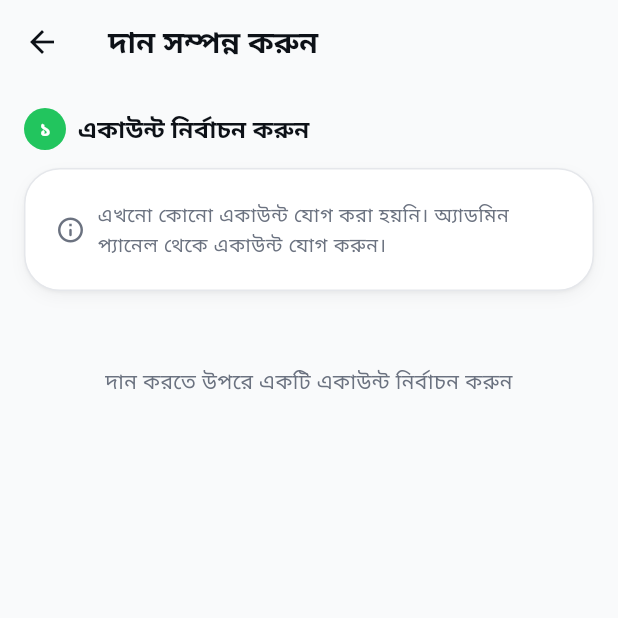
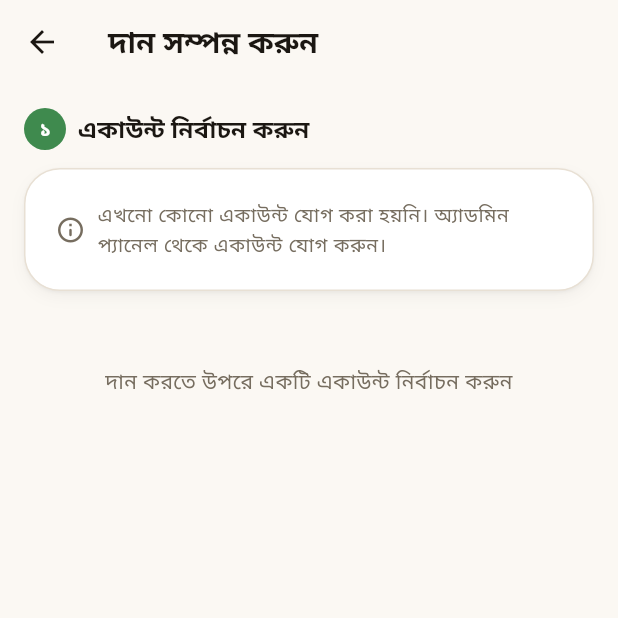
Before and after one commit to morshedkoli/villageapp, a Flutter app: the DonationScreen screen opened by its route, after a tap on "দান করুন", on a phone screen of 412 x 824 dp, the top half of it. Run offline on Flutter 3.47's test engine with Material 3 defaults, Android fonts, the phone set to English and light mode, and no system bars; our stand-ins replace cloud_firestore, connectivity_plus, firebase_auth, firebase_core, firebase_messaging, flutter_riverpod and 9 more; accounts and stored records are empty.

Commit message:
feat(design): re-skin color tokens to warm community palette

```diff
--- a/clientapp/lib/core/theme/app_colors.dart
+++ b/clientapp/lib/core/theme/app_colors.dart
@@ -8,86 +8,84 @@ import 'package:flutter/material.dart';
 abstract final class AppColors {
   AppColors._();
 
-  // ── Brand Green ──────────────────────────────
-  /// Primary action color — vibrant but not harsh
-  static const Color primary = Color(0xFF22C55E);
+  // ── Brand Moss Green ─────────────────────────
+  /// Primary action color — warm moss green
+  static const Color primary = Color(0xFF3F8A4E);
 
   /// Pressed / gradient end
-  static const Color primaryDark = Color(0xFF16A34A);
+  static const Color primaryDark = Color(0xFF2E6B3D);
 
   /// Hover / gradient start (lighter)
-  static const Color primaryLight = Color(0xFF4ADE80);
+  static const Color primaryLight = Color(0xFF6FAE6E);
 
   /// Muted green for dark-mode secondary
-  static const Color primaryMuted = Color(0xFF86EFAC);
+  static const Color primaryMuted = Color(0xFF9BC49A);
 
   /// Tinted surface — chip, badge backgrounds
-  static const Color primaryContainer = Color(0xFFF0FDF4);
+  static const Color primaryContainer = Color(0xFFEEF3E7);
+
+  // ── Warm Accents ─────────────────────────────
+  /// CTAs, highlights, one of the icon-badge rotation colors
+  static const Color accentTerracotta = Color(0xFFD97757);
+
+  /// Achievements, top-contributor badges, warning color
+  static const Color accentGold = Color(0xFFE8A94C);
 
   // ── Semantic ─────────────────────────────────
-  static const Color success = Color(0xFF16A34A);
-  static const Color successLight = Color(0xFF22C55E);
-  static const Color successContainer = Color(0xFFF0FDF4);
+  static const Color success = Color(0xFF2E6B3D);
+  static const Color successLight = Color(0xFF3F8A4E);
+  static const Color successContainer = Color(0xFFEEF3E7);
 
-  static const Color warning = Color(0xFFF59E0B);
-  static const Color warningContainer = Color(0xFFFFFBEB);
+  static const Color warning = accentGold;
+  static const Color warningContainer = Color(0xFFFBF3E4);
 
-  static const Color error = Color(0xFFE53E3E);
-  static const Color errorContainer = Color(0xFFFFF5F5);
+  static const Color error = Color(0xFFC1502E);
+  static const Color errorContainer = Color(0xFFFBEEE8);
 
-  static const Color info = Color(0xFF3B82F6);
-  static const Color infoContainer = Color(0xFFEFF6FF);
+  static const Color info = Color(0xFF3B6E8F);
+  static const Color infoContainer = Color(0xFFE9F0F4);
 
   // ── Text ─────────────────────────────────────
-  static const Color ink900 = Color(0xFF0D1117);   // Near black — headlines
-  static const Color ink700 = Color(0xFF374151);   // Body text
-  static const Color ink500 = Color(0xFF6B7280);   // Secondary text
-  static const Color ink300 = Color(0xFF9CA3AF);   // Tertiary / placeholder
+  static const Color ink900 = Color(0xFF1B1712);   // Near black — headlines
+  static const Color ink700 = Color(0xFF433C33);   // Body text
+  static const Color ink500 = Color(0xFF766D5F);   // Secondary text
+  static const Color ink300 = Color(0xFFAEA595);   // Tertiary / placeholder
   static const Color inkOnPrimary = Color(0xFFFFFFFF);
 
-  // ── Backward-compat static aliases ───────────
-  /// @deprecated Use lightCanvas instead
-  static const Color lightBackground = Color(0xFFF9FAFB);  // = lightCanvas
-  /// @deprecated Use ink500 or context.textSecondary instead
-  static const Color textSecondary = ink500;
-  /// @deprecated Use ink300 or context.textTertiary instead
-  static const Color textTertiary = ink300;
-
-
   // ── Light Surface System ──────────────────────
-  /// True off-white — main page background
-  static const Color lightCanvas = Color(0xFFF9FAFB);
+  /// Warm cream — main page background
+  static const Color lightCanvas = Color(0xFFFBF8F3);
 
   /// Pure white — card / surface
   static const Color lightSurface = Color(0xFFFFFFFF);
 
-  /// Very subtle border (almost invisible)
-  static const Color lightBorder = Color(0xFFE5E7EB);
+  /// Warm tan-gray border
+  static const Color lightBorder = Color(0xFFE8E0D4);
 
   /// Slightly more visible divider
-  static const Color lightDivider = Color(0xFFF3F4F6);
+  static const Color lightDivider = Color(0xFFF1ECE1);
 
   /// Input field fill
-  static const Color lightInputFill = Color(0xFFF9FAFB);
+  static const Color lightInputFill = Color(0xFFFBF8F3);
 
   // ── Dark Surface System ───────────────────────
-  /// Deep dark background — warm black-green tint
-  static const Color darkCanvas = Color(0xFF0C0F0E);
+  /// Deep warm near-black background
+  static const Color darkCanvas = Color(0xFF14120F);
 
   /// Card / elevated surface in dark
-  static const Color darkSurface = Color(0xFF161B19);
+  static const Color darkSurface = Color(0xFF1C1814);
 
   /// Slightly lighter card for nested elements
-  static const Color darkCard = Color(0xFF1C2420);
+  static const Color darkCard = Color(0xFF241F18);
 
-  /// Visible but subtle border in dark
-  static const Color darkBorder = Color(0xFF2C3531);
+  /// Visible but subtle warm border in dark
+  static const Color darkBorder = Color(0xFF33291F);
 
   /// Softer divider in dark
-  static const Color darkDivider = Color(0xFF232B28);
+  static const Color darkDivider = Color(0xFF2A2319);
 
   /// Input fill in dark
-  static const Color darkInputFill = Color(0xFF1C2420);
+  static const Color darkInputFill = Color(0xFF241F18);
 
   // ── Shadows ───────────────────────────────────
   /// Card drop shadow color (light mode)
@@ -110,6 +108,8 @@ extension ContextColors on BuildContext {
   Color get primaryLight  => AppColors.primaryLight;
   Color get onPrimary     => AppColors.inkOnPrimary;
   Color get primaryContainer => AppColors.primaryContainer;
+  Color get accentTerracotta => AppColors.accentTerracotta;
+  Color get accentGold       => AppColors.accentGold;
 
   // Semantic
   Color get success           => AppColors.success;
--- a/clientapp/lib/features/donation/donation_checkout_screen.dart
+++ b/clientapp/lib/features/donation/donation_checkout_screen.dart
@@ -8,6 +8,8 @@ import '../../core/theme/app_radius.dart';
 import '../../core/theme/app_theme.dart';
 import '../../core/widgets/glass_card.dart';
 import '../../core/widgets/motion.dart';
+import '../../core/widgets/empty_state.dart';
+import '../../core/widgets/loading_shimmer.dart';
 import '../../core/providers/providers.dart';
 import '../../data_service.dart';
 
@@ -75,11 +77,31 @@ class _DonationCheckoutScreenState
     final accountsAsync = ref.watch(donationAccountsProvider);
 
     return Scaffold(
+      backgroundColor: context.canvas,
       appBar: AppBar(title: const Text('দান সম্পন্ন করুন')),
       body: SafeArea(
         child: accountsAsync.when(
-          loading: () => const Center(child: CircularProgressIndicator()),
-          error: (e, _) => Center(child: Text('ত্রুটি: $e')),
+          loading: () => Padding(
+            padding: const EdgeInsets.all(AppSpacing.lg),
+            child: Column(
+              children: const [
+                CardSkeleton(height: 72),
+                SizedBox(height: AppSpacing.md),
+                CardSkeleton(height: 72),
+                SizedBox(height: AppSpacing.md),
+                CardSkeleton(height: 72),
+              ],
+            ),
+          ),
+          error: (e, _) => Center(
+            child: EmptyState(
+              icon: Icons.error_outline_rounded,
+              title: 'একাউন্ট তথ্য লোড করা যায়নি',
+              subtitle: 'ইন্টারনেট সংযোগ চেক করে পুনরায় চেষ্টা করুন',
+              actionLabel: 'পুনরায় চেষ্টা করুন',
+              onAction: () => ref.invalidate(donationAccountsProvider),
+            ),
+          ),
           data: (accounts) {
             final active = accounts
                 .where((a) => a['type']?.isNotEmpty == true)
@@ -438,7 +460,7 @@ class _DonationCheckoutScreenState
               ),
               selectedColor: AppColors.primary.withValues(alpha: 0.12),
               backgroundColor:
-                  context.isDark ? AppColors.darkCard : AppColors.lightBackground,
+                  context.isDark ? AppColors.darkCard : AppColors.lightCanvas,
               side: BorderSide.none,
               shape: RoundedRectangleBorder(
                 borderRadius: BorderRadius.circular(AppRadius.full),
--- a/clientapp/lib/features/donation/donation_screen.dart
+++ b/clientapp/lib/features/donation/donation_screen.dart
@@ -88,10 +88,20 @@ class _DonationScreenState extends ConsumerState<DonationScreen> {
     final topDonors = topDonorsAsync.valueOrNull ?? [];
 
     return Scaffold(
+      backgroundColor: context.canvas,
       body: SafeArea(
+        child: RefreshIndicator(
+          color: AppColors.primary,
+          backgroundColor: context.surface,
+          onRefresh: () async {
+            ref.invalidate(dashboardProvider);
+            ref.invalidate(recentDonationsProvider);
+            ref.invalidate(topDonorsProvider);
+          },
           child: SingleChildScrollView(
+            physics: const AlwaysScrollableScrollPhysics(),
             padding: const EdgeInsets.fromLTRB(
-            AppSpacing.lg, AppSpacing.xl, AppSpacing.lg, AppSpacing.xxxl,
+              AppSpacing.lg, AppSpacing.xl, AppSpacing.lg, AppSpacing.massive,
             ),
             child: Column(
               crossAxisAlignment: CrossAxisAlignment.start,
@@ -121,6 +131,7 @@ class _DonationScreenState extends ConsumerState<DonationScreen> {
                   child: _TopDonorsSection(topDonors: topDonors),
                 ),
               ],
+            ),
           ),
         ),
       ),
@@ -318,7 +329,7 @@ class _CategoryFilters extends StatelessWidget {
             scrollDirection: Axis.horizontal,
             padding: const EdgeInsets.symmetric(horizontal: AppSpacing.lg),
             itemCount: _categories.length,
-            separatorBuilder: (_, _) => AppSpacing.wSm,
+            separatorBuilder: (_, __) => AppSpacing.wSm,
             itemBuilder: (context, index) {
               final cat = _categories[index];
               final selected = selectedCategory == cat;
@@ -333,7 +344,7 @@ class _CategoryFilters extends StatelessWidget {
                   fontWeight: selected ? FontWeight.w700 : FontWeight.w500,
                 ),
                 selectedColor: AppColors.primary.withValues(alpha: 0.12),
-                backgroundColor: context.isDark ? AppColors.darkCard : AppColors.lightBackground,
+                backgroundColor: context.isDark ? AppColors.darkCard : AppColors.lightCanvas,
                 side: BorderSide.none,
                 shape: RoundedRectangleBorder(
                   borderRadius: BorderRadius.circular(AppRadius.full),
@@ -429,7 +440,7 @@ class _TopDonorsSection extends StatelessWidget {
             scrollDirection: Axis.horizontal,
             padding: const EdgeInsets.symmetric(horizontal: AppSpacing.lg),
             itemCount: topDonors.length,
-            separatorBuilder: (_, _) => AppSpacing.wMd,
+            separatorBuilder: (_, __) => AppSpacing.wMd,
             itemBuilder: (context, index) {
               final entry = topDonors[index];
               return SizedBox(
--- a/clientapp/lib/features/problems/problem_details_screen.dart
+++ b/clientapp/lib/features/problems/problem_details_screen.dart
@@ -336,7 +336,7 @@ class _VoteButton extends StatelessWidget {
         decoration: BoxDecoration(
           color: active
               ? color.withValues(alpha: 0.12)
-              : (context.isDark ? AppColors.darkBorder : AppColors.lightBackground),
+              : (context.isDark ? AppColors.darkBorder : AppColors.lightCanvas),
           borderRadius: BorderRadius.circular(AppRadius.lg),
           border: Border.all(
             color: active ? color.withValues(alpha: 0.35) : Colors.transparent,
```
Also changed, not shown: clientapp/lib/features/problems/problems_screen.dart (+14 -6 lines), clientapp/lib/features/profile/profile_screen.dart (+19 -4 lines), clientapp/lib/features/projects/projects_screen.dart (+12 -4 lines). Lines whose indentation alone changed are shown as unchanged.
